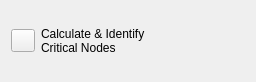
Qt form plugins/calculate/dmzMBRACalculateForm.ui (dmzgroup/mbra) before a commit.
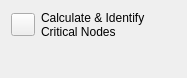
The same form after that commit.

```diff
--- a/plugins/calculate/dmzMBRACalculateForm.ui
+++ b/plugins/calculate/dmzMBRACalculateForm.ui
@@ -1,28 +1,45 @@
 <ui version="4.0" >
  <class>calculateForm</class>
- <widget class="QWidget" name="calculateForm" >
-  <property name="geometry" >
+ <widget class="QWidget" name="calculateForm">
+  <property name="geometry">
    <rect>
     <x>0</x>
     <y>0</y>
-    <width>256</width>
-    <height>82</height>
+    <width>187</width>
+    <height>78</height>
    </rect>
   </property>
   <property name="windowTitle" >
    <string>Form</string>
   </property>
-  <layout class="QHBoxLayout" >
+  <layout class="QVBoxLayout" name="verticalLayout">
    <item>
-    <widget class="QToolButton" name="calculateButton" />
-   </item>
-   <item>
-    <widget class="QLabel" name="infoLabel" >
-     <property name="text" >
-      <string>Calculate &amp; Identify
+    <layout class="QHBoxLayout" name="horizontalLayout">
+     <item>
+      <widget class="QToolButton" name="calculateButton"/>
+     </item>
+     <item>
+      <widget class="QLabel" name="infoLabel">
+       <property name="text">
+        <string>Calculate &amp; Identify
 Critical Nodes</string>
+       </property>
+      </widget>
+     </item>
+    </layout>
+   </item>
+   <item>
+    <spacer name="verticalSpacer">
+     <property name="orientation">
+      <enum>Qt::Vertical</enum>
      </property>
-    </widget>
+     <property name="sizeHint" stdset="0">
+      <size>
+       <width>20</width>
+       <height>40</height>
+      </size>
+     </property>
+    </spacer>
    </item>
   </layout>
  </widget>
```
Left out of the diff: 5 changed lines with no effect on the pictures.
